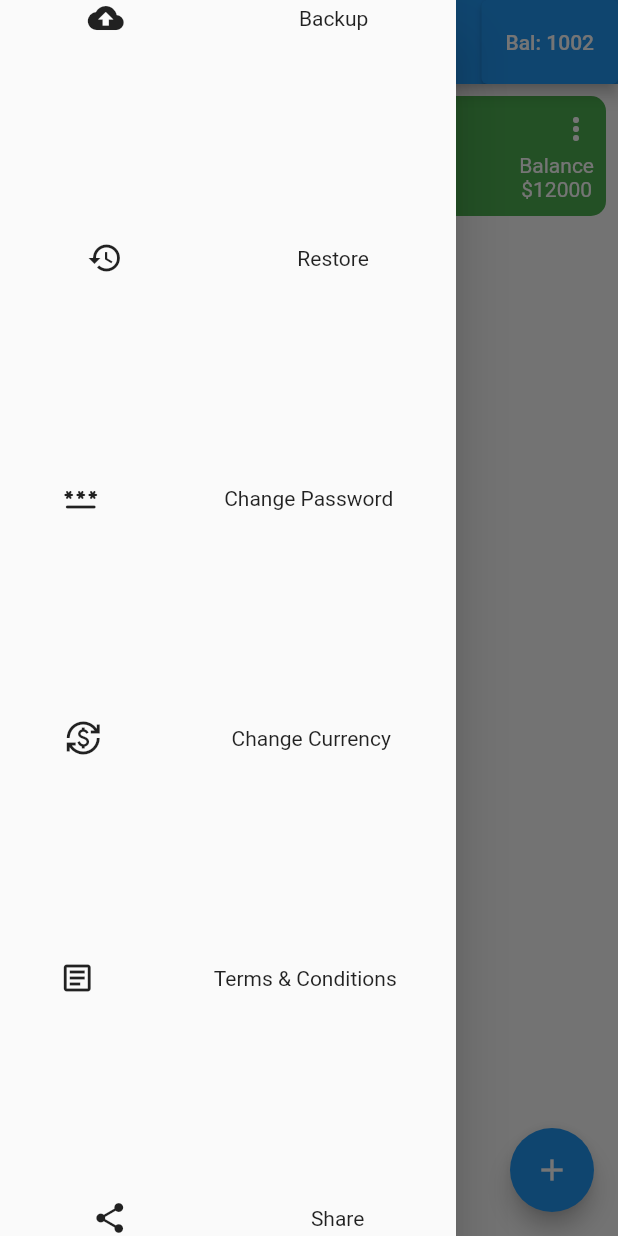
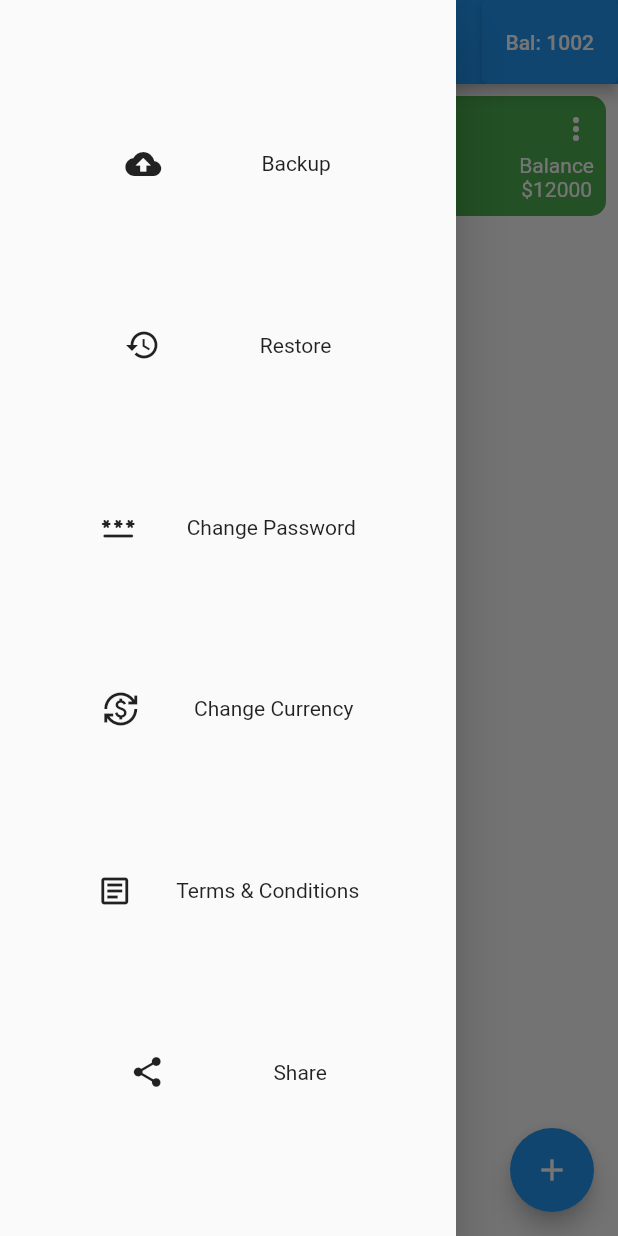
Before and after one commit to amityamsi/khata_app, a Flutter app: the screen it shows after launch, with the side drawer open, on a phone screen of 412 x 824 dp. Run offline on Flutter 3.47's test engine with Material 2 defaults, Android fonts, the phone set to English and light mode, and no system bars.

Commit message:
latest code

```diff
--- a/lib/app/ui/home_screen.dart
+++ b/lib/app/ui/home_screen.dart
@@ -1,6 +1,4 @@
 import 'package:flutter/material.dart';
-import 'package:flutter/src/widgets/container.dart';
-import 'package:flutter/src/widgets/framework.dart';
 import 'package:khata_app/app/widgets/custom_list_widget.dart';
 
 class HomeScreen extends StatelessWidget {
@@ -10,13 +8,18 @@ class HomeScreen extends StatelessWidget {
   Widget build(BuildContext context) {
     return Scaffold(
       appBar: AppBar(
-        title: Text("Dashboard"),
+        title: const Text("Dashboard"),
         actions: [ElevatedButton(onPressed: () {}, child: Text("Bal: 1002"))],
       ),
       drawer: SafeArea(
         child: Drawer(
+          child: Padding(
+            padding: EdgeInsets.symmetric(horizontal: 50),
+            child: SizedBox(
+              height: 500,
               child: Column(
-              mainAxisAlignment: MainAxisAlignment.spaceBetween,
+                  mainAxisSize: MainAxisSize.min,
+                  mainAxisAlignment: MainAxisAlignment.spaceEvenly,
                   children: [
                     Row(
                       mainAxisAlignment: MainAxisAlignment.spaceAround,
@@ -63,6 +66,8 @@ class HomeScreen extends StatelessWidget {
                   ]),
             ),
           ),
+        ),
+      ),
       floatingActionButton: FloatingActionButton(
         onPressed: () {},
         child: Icon(Icons.add),
@@ -70,4 +75,8 @@ class HomeScreen extends StatelessWidget {
       body: CustomTileListWidget(),
     );
   }
+
+  Widget addNewExpanse() {
+    return Container();
   }
+}
```
Also changed, not shown: lib/app/ui/expanses_details.dart (added, +10 -0 lines), pubspec.lock. Lines whose indentation alone changed are shown as unchanged.
